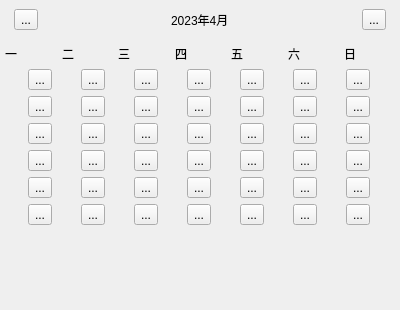
Qt form App/widgets/calendarcontrol.ui (kevinWu7/LifeNote) before a commit.
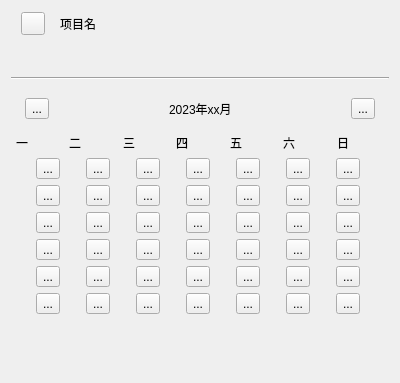
The same form after that commit. Custom widgets are drawn as their Qt base class.

Commit message: 1、add recordItem 2、adjust UI of linewidth

```diff
--- a/App/widgets/calendarcontrol.ui
+++ b/App/widgets/calendarcontrol.ui
@@ -7,31 +7,134 @@
     <x>0</x>
     <y>0</y>
     <width>400</width>
-    <height>310</height>
+    <height>383</height>
    </rect>
   </property>
   <property name="windowTitle">
    <string>Form</string>
   </property>
   <layout class="QVBoxLayout" name="verticalLayout">
-   <property name="leftMargin">
-    <number>0</number>
-   </property>
    <property name="topMargin">
-    <number>0</number>
+    <number>12</number>
    </property>
-   <property name="rightMargin">
-    <number>0</number>
-   </property>
-   <property name="bottomMargin">
-    <number>0</number>
-   </property>
+   <item>
+    <widget class="QWidget" name="projectTitleWidget" native="true">
+     <property name="minimumSize">
+      <size>
+       <width>0</width>
+       <height>0</height>
+      </size>
+     </property>
+     <layout class="QHBoxLayout" name="horizontalLayout_3">
+      <property name="spacing">
+       <number>15</number>
+      </property>
+      <property name="leftMargin">
+       <number>10</number>
+      </property>
+      <property name="topMargin">
+       <number>0</number>
+      </property>
+      <property name="rightMargin">
+       <number>14</number>
+      </property>
+      <property name="bottomMargin">
+       <number>0</number>
+      </property>
+      <item>
+       <widget class="QToolButton" name="projectIconBtn">
+        <property name="text">
+         <string/>
+        </property>
+       </widget>
+      </item>
+      <item>
+       <widget class="QLabel" name="projectLabel">
+        <property name="text">
+         <string>项目名</string>
+        </property>
+       </widget>
+      </item>
+      <item>
+       <spacer name="horizontalSpacer_3">
+        <property name="orientation">
+         <enum>Qt::Horizontal</enum>
+        </property>
+        <property name="sizeHint" stdset="0">
+         <size>
+          <width>243</width>
+          <height>20</height>
+         </size>
+        </property>
+       </spacer>
+      </item>
+     </layout>
+    </widget>
+   </item>
+   <item>
+    <widget class="QWidget" name="recordWidget" native="true">
+     <property name="minimumSize">
+      <size>
+       <width>0</width>
+       <height>30</height>
+      </size>
+     </property>
+     <layout class="QHBoxLayout" name="horizontalLayout_4">
+      <property name="spacing">
+       <number>40</number>
+      </property>
+      <property name="leftMargin">
+       <number>0</number>
+      </property>
+      <property name="topMargin">
+       <number>0</number>
+      </property>
+      <property name="rightMargin">
+       <number>0</number>
+      </property>
+      <property name="bottomMargin">
+       <number>12</number>
+      </property>
+      <item>
+       <widget class="RecordItem" name="widget" native="true"/>
+      </item>
+      <item>
+       <widget class="RecordItem" name="widget_3" native="true"/>
+      </item>
+      <item>
+       <widget class="RecordItem" name="widget_2" native="true"/>
+      </item>
+     </layout>
+    </widget>
+   </item>
+   <item>
+    <widget class="Line" name="centerLine">
+     <property name="enabled">
+      <bool>true</bool>
+     </property>
+     <property name="sizePolicy">
+      <sizepolicy hsizetype="Preferred" vsizetype="Fixed">
+       <horstretch>0</horstretch>
+       <verstretch>0</verstretch>
+      </sizepolicy>
+     </property>
+     <property name="lineWidth">
+      <number>1</number>
+     </property>
+     <property name="orientation">
+      <enum>Qt::Horizontal</enum>
+     </property>
+    </widget>
+   </item>
    <item>
     <widget class="QWidget" name="titleBarWidget" native="true">
      <layout class="QHBoxLayout" name="horizontalLayout">
       <property name="leftMargin">
        <number>14</number>
       </property>
+      <property name="topMargin">
+       <number>12</number>
+      </property>
       <property name="rightMargin">
        <number>14</number>
       </property>
@@ -58,7 +161,7 @@
       <item>
        <widget class="QLabel" name="datetimeLabel">
         <property name="text">
-         <string>2023年4月</string>
+         <string>2023年xx月</string>
         </property>
        </widget>
       </item>
@@ -497,6 +600,12 @@
    <extends>QToolButton</extends>
    <header>monthbutton.h</header>
   </customwidget>
+  <customwidget>
+   <class>RecordItem</class>
+   <extends>QWidget</extends>
+   <header location="global">recorditem.h</header>
+   <container>1</container>
+  </customwidget>
  </customwidgets>
  <resources/>
  <connections/>
```
The commit also changes 14 other files.
